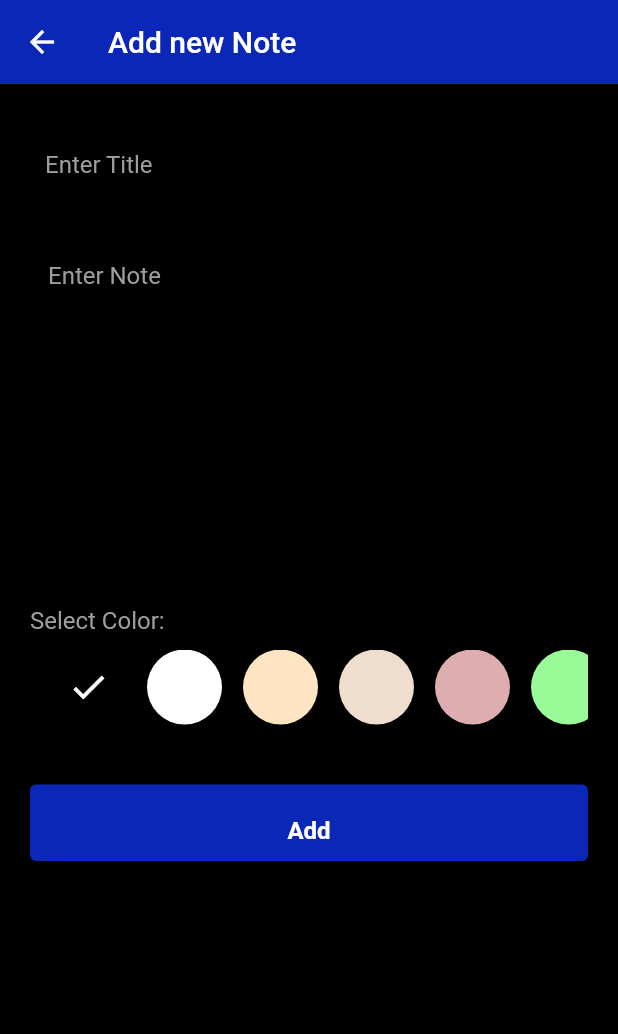
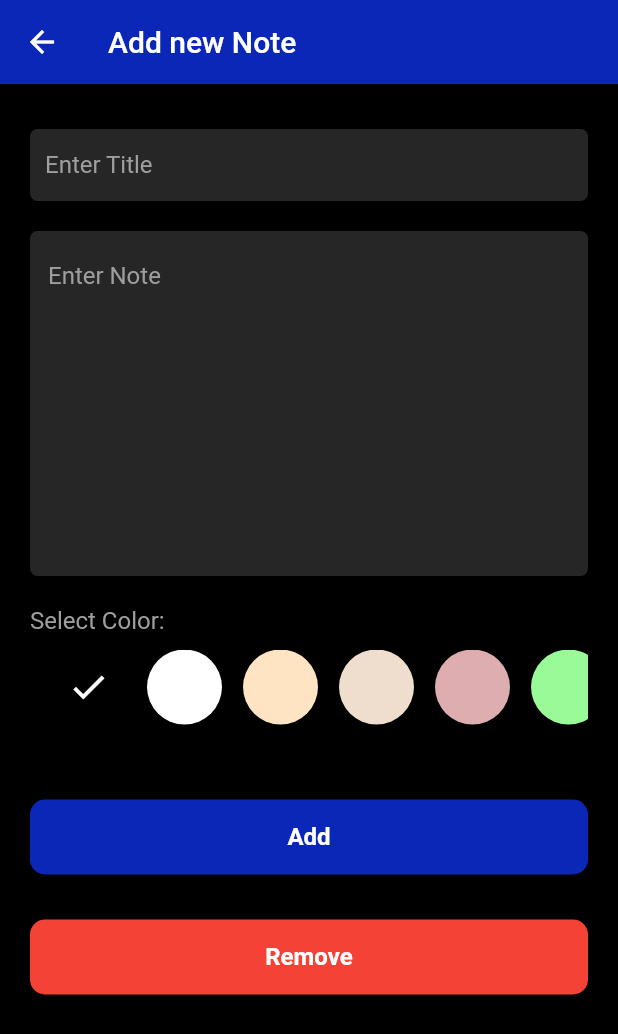
Before and after one commit to kjsce-codecell/Flutter-Keep, a Flutter app: the screen it shows after launch, after a tap on the "add" icon, on a phone screen of 412 x 824 dp. Shown: the top 1034 px of the screen. Run offline on Flutter 3.47's test engine with Material 2 defaults, Android fonts, the phone set to English and light mode, and no system bars; missing offline and left inert: staggered_grid_view_flutter.

Commit message:
Add complete Frontend for application

```diff
--- a/lib/constants.dart
+++ b/lib/constants.dart
@@ -89,7 +89,7 @@ const kNoteInputFieldDecoration = InputDecoration(
 );
 
 // Button height
-const kBottomContainerHeight = 25.0;
+const kBottomContainerHeight = 50.0;
 
 // Button text Style
 const kButtonTextStyle = TextStyle(
--- a/lib/screens/edit_note_screen.dart
+++ b/lib/screens/edit_note_screen.dart
@@ -20,12 +20,14 @@ class _EditNoteState extends State<EditNote> {
   @override
   void initState() {
     super.initState();
-    if (widget.isNew) {
+    if (widget.isNew == false) {
       for (var i = 0; i < kBackgroundColors.length; i++) {
         if (widget.selectedNote?.backgroundColor == kBackgroundColors[i]) {
           selectedColorIndex = i;
         }
       }
+      title = widget.selectedNote?.title ?? '';
+      note = widget.selectedNote?.note ?? '';
     }
   }
 
@@ -65,10 +67,14 @@ class _EditNoteState extends State<EditNote> {
             Padding(
               padding: const EdgeInsets.fromLTRB(20, 30, 20, 20),
               child: TextField(
+                keyboardType: TextInputType.multiline,
+                maxLines: null,
                 controller: TextEditingController(
-                    text: widget.isNew ? widget.selectedNote?.title : ''),
+                    text: widget.isNew ? title : widget.selectedNote?.title),
                 style: TextStyle(color: Color(kTextColors[selectedColorIndex])),
-                decoration: kInputFieldDecoration,
+                decoration: kInputFieldDecoration.copyWith(
+                    fillColor: Color(kTextColors[selectedColorIndex])
+                        .withOpacity(0.15)),
                 onChanged: (value) {
                   title = value;
                 },
@@ -78,7 +84,7 @@ class _EditNoteState extends State<EditNote> {
               padding: const EdgeInsets.fromLTRB(20, 0, 20, 0),
               child: TextField(
                 controller: TextEditingController(
-                    text: widget.isNew ? widget.selectedNote?.note : ''),
+                    text: widget.isNew ? note : widget.selectedNote?.note),
                 onChanged: (String value) {
                   note = value;
                 },
@@ -86,7 +92,9 @@ class _EditNoteState extends State<EditNote> {
                 style: TextStyle(color: Color(kTextColors[selectedColorIndex])),
                 minLines: 10,
                 maxLines: null,
-                decoration: kNoteInputFieldDecoration,
+                decoration: kNoteInputFieldDecoration.copyWith(
+                    fillColor: Color(kTextColors[selectedColorIndex])
+                        .withOpacity(0.15)),
               ),
             ),
             const Padding(
@@ -107,27 +115,29 @@ class _EditNoteState extends State<EditNote> {
             ),
             Padding(
               padding: const EdgeInsets.all(20.0),
-              child: TextButton(
-                style: TextButton.styleFrom(
+              child: BottomButton(
                 backgroundColor: kSecondaryColor,
-                  textStyle: const TextStyle(
-                    color: Colors.white,
-                    fontSize: 16,
-                    fontWeight: FontWeight.bold,
-                  ),
-                ),
-                onPressed: () {},
-                child: BottomButton(
                 text: widget.isNew ? 'Add' : 'Update',
                 onClick: () {
                   Navigator.pop(context, {
                     "title": title,
                     "note": note,
                     "colorIndex": selectedColorIndex,
-                      "date": dateToday
+                    "date": dateToday,
+                    "id": widget.selectedNote?.id,
                   });
                 },
               ),
+            ),
+            Padding(
+              padding: const EdgeInsets.fromLTRB(20, 0, 20, 10),
+              child: BottomButton(
+                backgroundColor: Colors.red,
+                text: widget.isNew ? 'Remove' : 'Delete',
+                onClick: () {
+                  Navigator.pop(context,
+                      {"isDelete": true, "id": widget.selectedNote?.id});
+                },
               ),
             ),
           ],
--- a/lib/widgets/bottom_button.dart
+++ b/lib/widgets/bottom_button.dart
@@ -6,16 +6,19 @@ class BottomButton extends StatelessWidget {
     Key? key,
     required this.onClick,
     required this.text,
+    required this.backgroundColor,
   }) : super(key: key);
   final String text;
   final VoidCallback onClick;
+  final Color backgroundColor;
   @override
   Widget build(BuildContext context) {
     return GestureDetector(
       onTap: onClick,
       child: Container(
+        decoration: BoxDecoration(
+            borderRadius: BorderRadius.circular(10), color: backgroundColor),
         alignment: Alignment.center,
-        color: kSecondaryColor,
         margin: const EdgeInsets.only(top: 10),
         width: double.infinity,
         height: kBottomContainerHeight,
--- a/lib/widgets/note_card_widget.dart
+++ b/lib/widgets/note_card_widget.dart
@@ -5,12 +5,12 @@ import 'package:flutterkeep/helpers/note.dart';
 class NoteCard extends StatelessWidget {
   final Note noteData;
   final Function onClick;
-  NoteCard({super.key, required this.noteData, required this.onClick});
+  const NoteCard({super.key, required this.noteData, required this.onClick});
 
   @override
   Widget build(BuildContext context) {
     return GestureDetector(
-      onTap: () => onClick(noteData.id),
+      onTap: () async => await onClick(noteData.id),
       child: Card(
         color: Color(noteData.backgroundColor),
         shape: RoundedRectangleBorder(
--- a/pubspec.yaml
+++ b/pubspec.yaml
@@ -36,6 +36,7 @@ dependencies:
   # Use with the CupertinoIcons class for iOS style icons.
   cupertino_icons: ^1.0.2
   staggered_grid_view_flutter: ^0.0.4
+  sqflite: ^2.1.0
 
 dev_dependencies:
   flutter_test:
```
Also changed, not shown: lib/helpers/note_manager.dart (+26 -0 lines), lib/screens/home_screen.dart (+19 -3 lines), pubspec.lock, 1 other file. Lines whose indentation alone changed are shown as unchanged.
